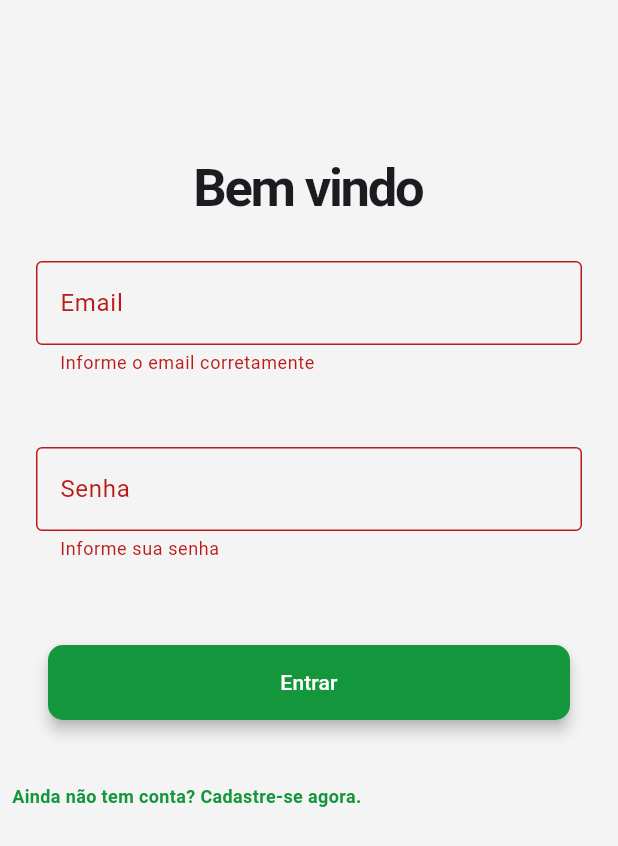
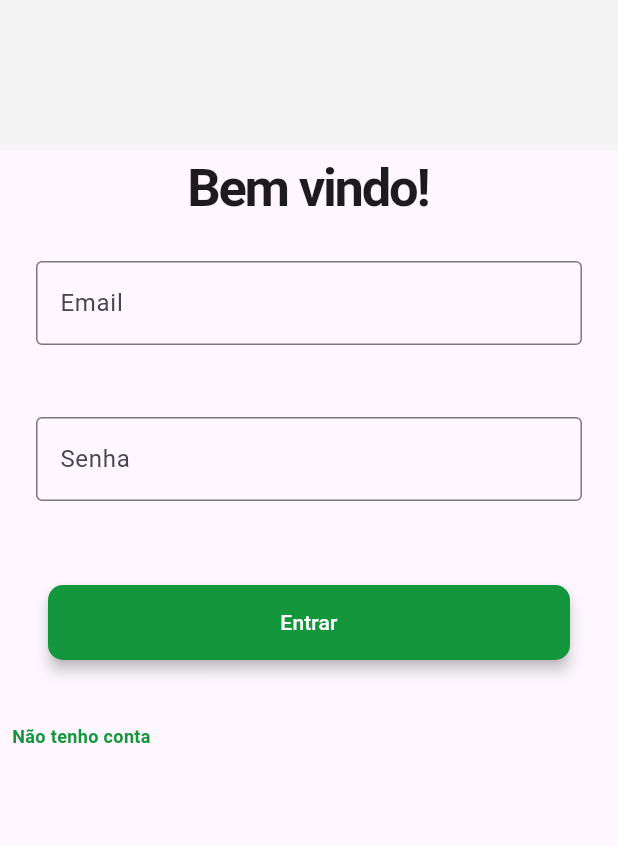
Before and after one commit to gabrielCosta160/ouvinte_cidadao, a Flutter app: the screen it shows after launch, after a tap on "Entrar", on a phone screen of 412 x 824 dp. Shown: the top 846 px of the screen. Run offline on Flutter 3.47's test engine with Material 3 defaults, Android fonts, the phone set to English and light mode, and no system bars; our stand-ins replace dropdown_button2, file_picker, firebase_auth, firebase_core, geolocator, get and 1 more; accounts and stored records are empty; network calls fail.

Commit message:
Adiciona pageview para tela de cadastro

```diff
--- a/lib/infra/rotas.dart
+++ b/lib/infra/rotas.dart
@@ -2,7 +2,7 @@ import 'package:flutter/cupertino.dart';
 import 'package:flutter/material.dart';
 import 'package:get/get_instance/src/bindings_interface.dart';
 import 'package:get/get_navigation/src/routes/get_route.dart';
-import 'package:ouvinte_cidadao/ui/page_login/page_login.dart';
+import 'package:ouvinte_cidadao/ui/page_login/page_cadastro/page_login.dart';
 
 import '../ui/cadastro_solicitacoes/page_cadastro_solicitacao.dart';
 import '../ui/home/page_home.dart';
--- a/lib/services/auth_services.dart
+++ b/lib/services/auth_services.dart
@@ -24,12 +24,12 @@ class AuthService extends ChangeNotifier {
     });
   }
 
-  _getUser() {
+  void _getUser() {
     usuario = _auth.currentUser;
     notifyListeners();
   }
 
-  registrar(String email, String senha) async {
+  Future registrar(String email, String senha) async {
     try {
       await _auth.createUserWithEmailAndPassword(email: email, password: senha);
       _getUser();
@@ -42,7 +42,7 @@ class AuthService extends ChangeNotifier {
     }
   }
 
-  login(String email, String senha) async {
+  Future login(String email, String senha) async {
     try {
       await _auth.signInWithEmailAndPassword(email: email, password: senha);
       _getUser();
--- /dev/null
+++ b/lib/ui/page_login/page_cadastro/page_login.dart
@@ -0,0 +1,327 @@
+import 'package:flutter/cupertino.dart';
+import 'package:flutter/material.dart';
+import 'package:ouvinte_cidadao/infra/rotas.dart';
+import 'package:ouvinte_cidadao/infra/theme.dart';
+import 'package:ouvinte_cidadao/services/auth_services.dart';
+import 'package:ouvinte_cidadao/ui/novas_solicitacoes/page_novas_solicitacoes.dart';
+import 'package:ouvinte_cidadao/ui/page_login/ctrl_page_login.dart';
+import 'package:ouvinte_cidadao/ui/page_login/page_cadastro/page_cadastro.dart';
+import 'package:ouvinte_cidadao/widgets/botoes/botao_link.dart';
+import 'package:ouvinte_cidadao/widgets/botoes/botao_voltar.dart';
+import 'package:provider/provider.dart';
+
+class PageLogin extends StatefulWidget {
+  PageLogin({Key? key}) : super(key: key);
+
+  @override
+  State<PageLogin> createState() => PageLoginState();
+}
+
+class PageLoginState extends State<PageLogin> {
+  CtrlPageLogin controller = CtrlPageLogin();
+  late PageController controllerPageView;
+  late AuthService auth;
+
+  @override
+  void initState() {
+    controllerPageView = PageController();
+    auth = AuthService();
+    super.initState();
+  }
+
+  void goToCadastroPage() {
+    // Navigate to the page using Navigator
+    Navigator.of(context).push(
+      MaterialPageRoute(builder: (context) => pageCadastroDados()),
+    );
+  }
+
+  @override
+  Widget build(BuildContext context) {
+    AuthService auth = Provider.of<AuthService>(context);
+    if (auth.isLoading) {
+      return loading();
+    } else if (auth.usuario == null) {
+      return SafeArea(
+        child: Scaffold(
+          backgroundColor: corBackgroundLight,
+          body: SingleChildScrollView(
+            child: Padding(
+              padding: EdgeInsets.only(top: 100),
+              child: Container(
+                height: MediaQuery.of(context).size.height -
+                    200, // Set a bounded height
+                child: PageView(
+                  physics: const NeverScrollableScrollPhysics(),
+                  controller: controllerPageView,
+                  children: [
+                    pageLogin(),
+                    pageCadastroDados(),
+                    pageCadastroEmail(),
+                  ],
+                ),
+              ),
+            ),
+          ),
+        ),
+      );
+    } else
+      return PageSolicitacoes();
+  }
+
+  Widget pageLogin() {
+    return SafeArea(
+      child: Scaffold(
+        body: SingleChildScrollView(
+          child: Form(
+            child: Column(
+              mainAxisAlignment: MainAxisAlignment.center,
+              crossAxisAlignment: CrossAxisAlignment.center,
+              children: [
+                Text(
+                  'Bem vindo!',
+                  style: TextStyle(
+                      fontSize: 35,
+                      fontWeight: FontWeight.bold,
+                      letterSpacing: -1.5),
+                ),
+                Padding(
+                  padding: const EdgeInsets.all(24),
+                  child: TextFormField(
+                    controller: controller.tecEmail,
+                    decoration: InputDecoration(
+                        border: OutlineInputBorder(), labelText: 'Email'),
+                    keyboardType: TextInputType.emailAddress,
+                    validator: (value) {
+                      if (value!.isEmpty) {
+                        return 'Informe o email corretamente';
+                      }
+                      return null;
+                    },
+                  ),
+                ),
+                Padding(
+                  padding: const EdgeInsets.all(24),
+                  child: TextFormField(
+                    controller: controller.tecSenha,
+                    obscureText: true,
+                    decoration: InputDecoration(
+                        border: OutlineInputBorder(), labelText: 'Senha'),
+                    validator: (value) {
+                      if (value!.isEmpty) {
+                        return 'Informe sua senha';
+                      } else if (value.length < 6) {
+                        return 'Sua senha deve conter 6 digitos';
+                      }
+                      return null;
+                    },
+                  ),
+                ),
+                Padding(
+                  padding: const EdgeInsets.all(24),
+                  child: BotaoBottomApp(
+                      titulo: 'Entrar',
+                      onClick: (context) async {
+                        await auth.login(
+                            controller.tecEmail.text, controller.tecSenha.text);
+                      }),
+                ),
+                Padding(
+                  padding: const EdgeInsets.all(8.0),
+                  child: Center(
+                    child: BotaoLink(
+                        titulo: 'Não tenho conta',
+                        onClick: () {
+                          goToCadastroPage();
+                        }),
+                  ),
+                )
+              ],
+            ),
+          ),
+        ),
+      ),
+    );
+  }
+
+  Widget pageCadastroEmail() {
+    return SafeArea(
+        child: Scaffold(
+      backgroundColor: corBackgroundLight,
+      body: SingleChildScrollView(
+          child: Padding(
+        padding: const EdgeInsets.only(top: 100),
+        child: Form(
+          child: Column(
+            mainAxisAlignment: MainAxisAlignment.center,
+            crossAxisAlignment: CrossAxisAlignment.center,
+            children: [
+              const Text(
+                'Dados',
+                style: TextStyle(
+                    fontSize: 35,
+                    fontWeight: FontWeight.bold,
+                    letterSpacing: -1.5),
+              ),
+              Padding(
+                padding: const EdgeInsets.all(24),
+                child: TextFormField(
+                  controller: controller.tecEmail,
+                  decoration: const InputDecoration(
+                      border: OutlineInputBorder(), labelText: 'Email'),
+                  keyboardType: TextInputType.emailAddress,
+                  validator: (value) {
+                    if (value!.isEmpty) {
+                      return 'Informe o email corretamente';
+                    }
+                    return null;
+                  },
+                ),
+              ),
+              Padding(
+                padding: const EdgeInsets.all(24),
+                child: TextFormField(
+                  controller: controller.tecSenha,
+                  obscureText: true,
+                  decoration: const InputDecoration(
+                      border: OutlineInputBorder(), labelText: 'Senha'),
+                  validator: (value) {
+                    if (value!.isEmpty) {
+                      return 'Informe sua senha';
+                    } else if (value.length < 6) {
+                      return 'Sua senha deve conter 6 digitos';
+                    }
+                    return null;
+                  },
+                ),
+              ),
+              Padding(
+                padding: const EdgeInsets.all(24),
+                child: BotaoBottomApp(
+                    titulo: 'Cadastrar',
+                    onClick: (context) async {
+                      try {
+                        await auth.registrar(
+                            controller.tecEmail.text, controller.tecSenha.text);
+
+                        await auth.login(
+                            controller.tecEmail.text, controller.tecSenha.text);
+
+                        Rotas.ir(context, PageSolicitacoes());
+                      } catch (e) {}
+                    }),
+              ),
+            ],
+          ),
+        ),
+      )),
+    ));
+  }
+
+  Widget pageCadastroDados() {
+    return SafeArea(
+      child: Scaffold(
+        backgroundColor: corBackgroundLight,
+        body: SingleChildScrollView(
+          child: Padding(
+            padding: const EdgeInsets.only(top: 100),
+            child: Form(
+              child: Column(
+                mainAxisAlignment: MainAxisAlignment.center,
+                crossAxisAlignment: CrossAxisAlignment.center,
+                children: [
+                  const Text(
+                    'Dados',
+                    style: TextStyle(
+                        fontSize: 35,
+                        fontWeight: FontWeight.bold,
+                        letterSpacing: -1.5),
+                  ),
+                  Padding(
+                    padding: const EdgeInsets.all(24),
+                    child: TextFormField(
+                      controller: controller.tecNome,
+                      decoration: const InputDecoration(
+                          border: OutlineInputBorder(), labelText: 'Nome'),
+                      keyboardType: TextInputType.name,
+                      validator: (value) {
+                        if (value!.isEmpty) {
+                          return 'Nome completo';
+                        }
+                        return null;
+                      },
+                    ),
+                  ),
+                  Padding(
+                    padding: const EdgeInsets.all(24),
+                    child: TextFormField(
+                      controller: controller.tecCPF,
+                      decoration: const InputDecoration(
+                          border: OutlineInputBorder(), labelText: 'CPF'),
+                      keyboardType: TextInputType.number,
+                      validator: (value) {
+                        if (value!.isEmpty) {
+                          return 'Informe seu cpf';
+                        }
+                        return null;
+                      },
+                    ),
+                  ),
+                  Padding(
+                    padding: const EdgeInsets.all(24),
+                    child: TextFormField(
+                      controller: controller.tecEndereco,
+                      decoration: const InputDecoration(
+                          border: OutlineInputBorder(), labelText: 'Endereço'),
+                      keyboardType: TextInputType.streetAddress,
+                      validator: (value) {
+                        if (value!.isEmpty) {
+                          return 'Informe o endereço completo';
+                        }
+                        return null;
+                      },
+                    ),
+                  ),
+                  Padding(
+                    padding: const EdgeInsets.all(24),
+                    child: TextFormField(
+                      controller: controller.tecTelefone,
+                      decoration: const InputDecoration(
+                          border: OutlineInputBorder(), labelText: 'Telefone'),
+                      keyboardType: TextInputType.number,
+                      validator: (value) {
+                        if (value!.isEmpty) {
+                          return 'Informe seu telefone';
+                        }
+                        return null;
+                      },
+                    ),
+                  ),
+                  Padding(
+                    padding: const EdgeInsets.all(24),
+                    child: BotaoBottomApp(
+                        titulo: 'Próximo',
+                        onClick: (context) {
+                          Navigator.of(context).push(
+                            MaterialPageRoute(
+                                builder: (context) => pageCadastroEmail()),
+                          );
+                        }),
+                  ),
+                ],
+              ),
+            ),
+          ),
+        ),
+      ),
+    );
+  }
+
+  loading() {
+    return Scaffold(
+      body: Center(
+        child: CircularProgressIndicator(),
+      ),
+    );
+  }
+}
--- a/lib/ui/page_login/page_login.dart
+++ /dev/null
@@ -1,163 +0,0 @@
-import 'package:flutter/cupertino.dart';
-import 'package:flutter/material.dart';
-import 'package:ouvinte_cidadao/infra/theme.dart';
-import 'package:ouvinte_cidadao/services/auth_services.dart';
-import 'package:ouvinte_cidadao/ui/novas_solicitacoes/page_novas_solicitacoes.dart';
-import 'package:ouvinte_cidadao/ui/page_login/ctrl_page_login.dart';
-import 'package:ouvinte_cidadao/widgets/botoes/botao_link.dart';
-import 'package:ouvinte_cidadao/widgets/botoes/botao_voltar.dart';
-import 'package:provider/provider.dart';
-
-class PageLogin extends StatefulWidget {
-  PageLogin({Key? key}) : super(key: key);
-
-  @override
-  State<PageLogin> createState() => PageLoginState();
-}
-
-class PageLoginState extends State<PageLogin> {
-  CtrlPageLogin controller = CtrlPageLogin();
-  final formKey = GlobalKey<FormState>();
-  bool isLogin = true;
-  late String titulo;
-  late String actionButton;
-  late String toggleButton;
-
-  @override
-  void initState() {
-    super.initState();
-    setFormAction(true);
-  }
-
-  setFormAction(bool acao) {
-    setState(() {
-      isLogin = acao;
-      if (isLogin) {
-        titulo = 'Bem vindo';
-        actionButton = 'Entrar';
-        toggleButton = 'Ainda não tem conta? Cadastre-se agora.';
-      } else {
-        titulo = 'Crie sua conta';
-        actionButton = 'Cadastrar';
-        toggleButton = 'Voltar ao login.';
-      }
-    });
-  }
-
-  login() async {
-    try {
-      await context
-          .read<AuthService>()
-          .login(controller.tecEmail.text, controller.tecSenha.text);
-    } on AuthExeption catch (e) {
-      ScaffoldMessenger.of(context)
-          .showSnackBar(SnackBar(content: Text(e.message)));
-    }
-  }
-
-  cadastrar() async{
-    try {
-      await context
-          .read<AuthService>()
-          .registrar(controller.tecEmail.text, controller.tecSenha.text);
-    } on AuthExeption catch (e) {
-      ScaffoldMessenger.of(context)
-          .showSnackBar(SnackBar(content: Text(e.message)));
-    }
-  }
-
-  @override
-  Widget build(BuildContext context) {
-    AuthService auth = Provider.of<AuthService>(context);
-    if (auth.isLoading) {
-      return loading();
-    } else if (auth.usuario == null) {
-      return SafeArea(
-          child: Scaffold(
-        backgroundColor: corBackgroundLight,
-        body: SingleChildScrollView(
-            child: Padding(
-          padding: EdgeInsets.only(top: 100),
-          child: Form(
-            key: formKey,
-            child: Column(
-              mainAxisAlignment: MainAxisAlignment.center,
-              children: [
-                Text(
-                  titulo,
-                  style: TextStyle(
-                      fontSize: 35,
-                      fontWeight: FontWeight.bold,
-                      letterSpacing: -1.5),
-                ),
-                Padding(
-                  padding: const EdgeInsets.all(24),
-                  child: TextFormField(
-                    controller: controller.tecEmail,
-                    decoration: InputDecoration(
-                        border: OutlineInputBorder(), labelText: 'Email'),
-                    keyboardType: TextInputType.emailAddress,
-                    validator: (value) {
-                      if (value!.isEmpty) {
-                        return 'Informe o email corretamente';
-                      }
-                      return null;
-                    },
-                  ),
-                ),
-                Padding(
-                  padding: const EdgeInsets.all(24),
-                  child: TextFormField(
-                    controller: controller.tecSenha,
-                    obscureText: true,
-                    decoration: InputDecoration(
-                        border: OutlineInputBorder(), labelText: 'Senha'),
-                    validator: (value) {
-                      if (value!.isEmpty) {
-                        return 'Informe sua senha';
-                      } else if (value.length < 6) {
-                        return 'Sua senha deve conter 6 digitos';
-                      }
-                      return null;
-                    },
-                  ),
-                ),
-                Padding(
-                  padding: const EdgeInsets.all(24),
-                  child: BotaoBottomApp(
-                      titulo: actionButton,
-                      onClick: (context) {
-                        if (formKey.currentState!.validate()) {
-                          if (isLogin) {
-                            login();
-                          } else {
-                            cadastrar();
-                          }
-                        }
-                      }),
-                ),
-                Padding(
-                  padding: const EdgeInsets.all(8.0),
-                  child: Center(
-                    child: BotaoLink(
-                        titulo: toggleButton,
-                        onClick: () => setFormAction(!isLogin)),
-                  ),
-                )
-              ],
-            ),
-          ),
-        )),
-      ));
-    } else
-      return PageSolicitacoes();
-  }
-
-  loading() {
-    return Scaffold(
-      body: Center(
-        child: CircularProgressIndicator(),
-      ),
-    );
-  }
-}
```
Also changed, not shown: lib/ui/page_login/page_cadastro/page_cadastro.dart (added, +24 -0 lines), lib/ui/page_login/page_cadastro/page_dados.dart (added, +20 -0 lines).
